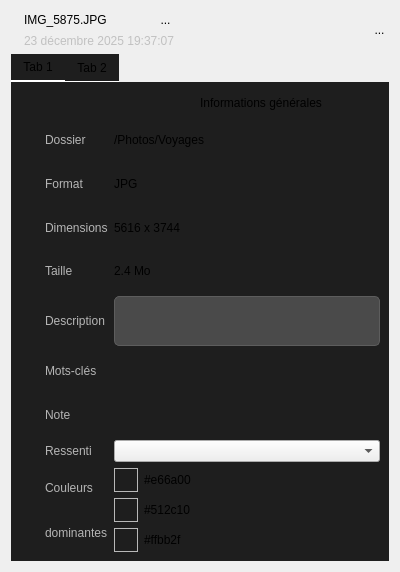
Old version of the form gallery/inspectorview.ui in the repository Vrock691/IHM.
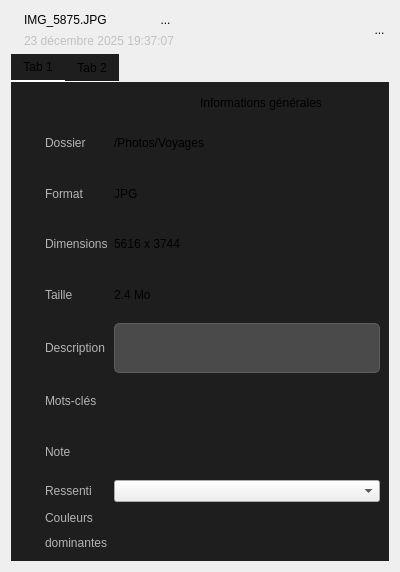
New version of the form.

What changed in the file:
```diff
--- a/gallery/inspectorview.ui
+++ b/gallery/inspectorview.ui
@@ -401,99 +401,7 @@
              <item row="8" column="1">
               <layout class="QHBoxLayout" name="horizontalLayout_7">
                <item>
-                <layout class="QVBoxLayout" name="verticalLayout_2">
-                 <item>
-                  <widget class="QFrame" name="frame_2">
-                   <property name="minimumSize">
-                    <size>
-                     <width>24</width>
-                     <height>24</height>
-                    </size>
-                   </property>
-                   <property name="maximumSize">
-                    <size>
-                     <width>24</width>
-                     <height>24</height>
-                    </size>
-                   </property>
-                   <property name="frameShape">
-                    <enum>QFrame::Shape::StyledPanel</enum>
-                   </property>
-                   <property name="frameShadow">
-                    <enum>QFrame::Shadow::Raised</enum>
-                   </property>
-                  </widget>
-                 </item>
-                 <item>
-                  <widget class="QFrame" name="frame_3">
-                   <property name="minimumSize">
-                    <size>
-                     <width>24</width>
-                     <height>24</height>
-                    </size>
-                   </property>
-                   <property name="maximumSize">
-                    <size>
-                     <width>24</width>
-                     <height>24</height>
-                    </size>
-                   </property>
-                   <property name="frameShape">
-                    <enum>QFrame::Shape::StyledPanel</enum>
-                   </property>
-                   <property name="frameShadow">
-                    <enum>QFrame::Shadow::Raised</enum>
-                   </property>
-                  </widget>
-                 </item>
-                 <item>
-                  <widget class="QFrame" name="frame">
-                   <property name="minimumSize">
-                    <size>
-                     <width>24</width>
-                     <height>24</height>
-                    </size>
-                   </property>
-                   <property name="maximumSize">
-                    <size>
-                     <width>24</width>
-                     <height>24</height>
-                    </size>
-                   </property>
-                   <property name="frameShape">
-                    <enum>QFrame::Shape::StyledPanel</enum>
-                   </property>
-                   <property name="frameShadow">
-                    <enum>QFrame::Shadow::Raised</enum>
-                   </property>
-                  </widget>
-                 </item>
-                </layout>
-               </item>
-               <item>
-                <layout class="QVBoxLayout" name="verticalLayout_7">
-                 <item>
-                  <widget class="QLabel" name="label_18">
-                   <property name="text">
-                    <string>#e66a00</string>
-                   </property>
-                  </widget>
-                 </item>
-                 <item>
-                  <widget class="QLabel" name="label_19">
-                   <property name="text">
-                    <string>#512c10</string>
-                   </property>
-                  </widget>
-                 </item>
-                 <item>
-                  <widget class="QLabel" name="label_20">
-                   <property name="text">
-                    <string>#ffbb2f</string>
-                   </property>
-                  </widget>
-                 </item>
-                </layout>
+                <widget class="QWidget" name="dominantColorsContainer" native="true"/>
                </item>
               </layout>
              </item>
```
